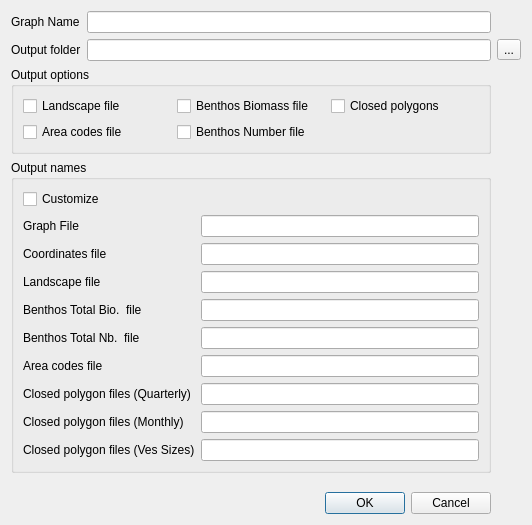
Before: the Qt Designer form qtgui/savegraphdialog.ui in frabas/DISPLACE_GUI, drawn with Qt 5.
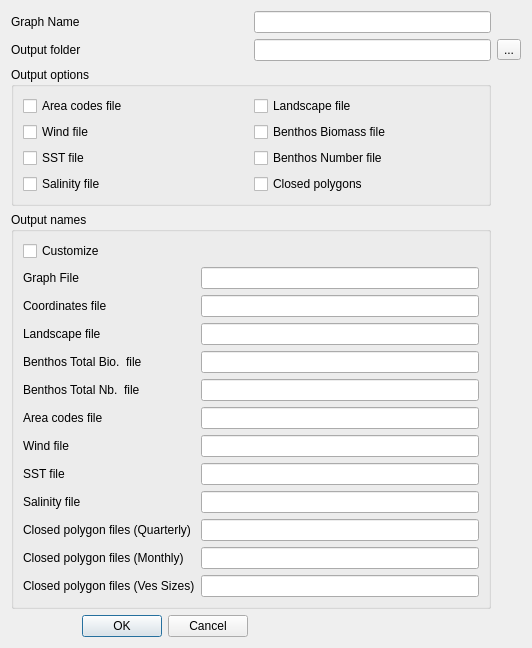
After: the same form once the commit is applied.

Commit message: Adding entry points for input on initial Wind, SST and Salinity on nodes

Patch:
```diff
--- a/qtgui/savegraphdialog.ui
+++ b/qtgui/savegraphdialog.ui
@@ -7,7 +7,7 @@
     <x>0</x>
     <y>0</y>
     <width>532</width>
-    <height>525</height>
+    <height>614</height>
    </rect>
   </property>
   <property name="windowTitle">
@@ -48,40 +48,61 @@
      </property>
      <layout class="QGridLayout" name="gridLayout_2">
       <item row="0" column="0">
-       <widget class="QCheckBox" name="optLandscape">
+       <widget class="QCheckBox" name="optAreaCodes">
         <property name="text">
-         <string>Landscape file</string>
+         <string>Area codes file</string>
         </property>
        </widget>
       </item>
       <item row="0" column="1">
+       <widget class="QCheckBox" name="optLandscape">
+        <property name="text">
+         <string>Landscape file</string>
+        </property>
+       </widget>
+      </item>
+      <item row="1" column="0">
+       <widget class="QCheckBox" name="optWind">
+        <property name="text">
+         <string>Wind file</string>
+        </property>
+       </widget>
+      </item>
+      <item row="1" column="1">
        <widget class="QCheckBox" name="optBenthosBio">
         <property name="text">
          <string>Benthos Biomass file</string>
         </property>
        </widget>
       </item>
-      <item row="0" column="2">
-       <widget class="QCheckBox" name="optClosedPoly">
+      <item row="2" column="0">
+       <widget class="QCheckBox" name="optSST">
         <property name="text">
-         <string>Closed polygons</string>
+         <string>SST file</string>
         </property>
        </widget>
       </item>
-      <item row="1" column="0">
-       <widget class="QCheckBox" name="optAreaCodes">
-        <property name="text">
-         <string>Area codes file</string>
-        </property>
-       </widget>
-      </item>
-      <item row="1" column="1">
+      <item row="2" column="1">
        <widget class="QCheckBox" name="optBenthosNb">
         <property name="text">
          <string>Benthos Number file</string>
         </property>
        </widget>
       </item>
+      <item row="3" column="0">
+       <widget class="QCheckBox" name="optSalinity">
+        <property name="text">
+         <string>Salinity file</string>
+        </property>
+       </widget>
+      </item>
+      <item row="3" column="1">
+       <widget class="QCheckBox" name="optClosedPoly">
+        <property name="text">
+         <string>Closed polygons</string>
+        </property>
+       </widget>
+      </item>
      </layout>
     </widget>
    </item>
@@ -91,10 +112,10 @@
       <string>Output names</string>
      </property>
      <layout class="QGridLayout" name="gridLayout">
-      <item row="6" column="0">
-       <widget class="QLabel" name="label_6">
+      <item row="0" column="0">
+       <widget class="QCheckBox" name="optCustomize">
         <property name="text">
-         <string>Area codes file</string>
+         <string>Customize</string>
         </property>
        </widget>
       </item>
@@ -105,8 +126,18 @@
         </property>
        </widget>
       </item>
-      <item row="4" column="1">
-       <widget class="QLineEdit" name="benthosFileName"/>
+      <item row="1" column="1">
+       <widget class="QLineEdit" name="graphFileName"/>
+      </item>
+      <item row="2" column="0">
+       <widget class="QLabel" name="label_4">
+        <property name="text">
+         <string>Coordinates file</string>
+        </property>
+       </widget>
+      </item>
+      <item row="2" column="1">
+       <widget class="QLineEdit" name="coordFileName"/>
       </item>
       <item row="3" column="0">
        <widget class="QLabel" name="label_5">
@@ -115,22 +146,8 @@
         </property>
        </widget>
       </item>
-      <item row="8" column="1">
-       <widget class="QLineEdit" name="closedPolyFilename_Months"/>
-      </item>
-      <item row="8" column="0">
-       <widget class="QLabel" name="label_8">
-        <property name="text">
-         <string>Closed polygon files (Monthly)</string>
-        </property>
-       </widget>
-      </item>
-      <item row="0" column="0">
-       <widget class="QCheckBox" name="optCustomize">
-        <property name="text">
-         <string>Customize</string>
-        </property>
-       </widget>
+      <item row="3" column="1">
+       <widget class="QLineEdit" name="landscapeFileName"/>
       </item>
       <item row="4" column="0">
        <widget class="QLabel" name="label_10">
@@ -139,18 +156,8 @@
         </property>
        </widget>
       </item>
-      <item row="2" column="0">
-       <widget class="QLabel" name="label_4">
-        <property name="text">
-         <string>Coordinates file</string>
-        </property>
-       </widget>
-      </item>
-      <item row="7" column="1">
-       <widget class="QLineEdit" name="closedPolyFilename"/>
-      </item>
-      <item row="5" column="1">
-       <widget class="QLineEdit" name="benthosNbFileName"/>
+      <item row="4" column="1">
+       <widget class="QLineEdit" name="benthosFileName"/>
       </item>
       <item row="5" column="0">
        <widget class="QLabel" name="label_11">
@@ -159,33 +166,77 @@
         </property>
        </widget>
       </item>
-      <item row="1" column="1">
-       <widget class="QLineEdit" name="graphFileName"/>
+      <item row="5" column="1">
+       <widget class="QLineEdit" name="benthosNbFileName"/>
+      </item>
+      <item row="6" column="0">
+       <widget class="QLabel" name="label_14">
+        <property name="text">
+         <string>Area codes file</string>
+        </property>
+       </widget>
       </item>
       <item row="6" column="1">
        <widget class="QLineEdit" name="areaCodeFileName"/>
       </item>
-      <item row="3" column="1">
-       <widget class="QLineEdit" name="landscapeFileName"/>
-      </item>
-      <item row="2" column="1">
-       <widget class="QLineEdit" name="coordFileName"/>
-      </item>
       <item row="7" column="0">
+       <widget class="QLabel" name="label_13">
+        <property name="text">
+         <string>Wind file</string>
+        </property>
+       </widget>
+      </item>
+      <item row="7" column="1">
+       <widget class="QLineEdit" name="windFileName"/>
+      </item>
+      <item row="8" column="0">
+       <widget class="QLabel" name="label_12">
+        <property name="text">
+         <string>SST file</string>
+        </property>
+       </widget>
+      </item>
+      <item row="8" column="1">
+       <widget class="QLineEdit" name="sstFileName"/>
+      </item>
+      <item row="9" column="0">
+       <widget class="QLabel" name="label_6">
+        <property name="text">
+         <string>Salinity file</string>
+        </property>
+       </widget>
+      </item>
+      <item row="9" column="1">
+       <widget class="QLineEdit" name="salinityFileName"/>
+      </item>
+      <item row="10" column="0">
        <widget class="QLabel" name="label_7">
         <property name="text">
          <string>Closed polygon files (Quarterly)</string>
         </property>
        </widget>
       </item>
-      <item row="9" column="0">
+      <item row="10" column="1">
+       <widget class="QLineEdit" name="closedPolyFilename"/>
+      </item>
+      <item row="11" column="0">
+       <widget class="QLabel" name="label_8">
+        <property name="text">
+         <string>Closed polygon files (Monthly)</string>
+        </property>
+       </widget>
+      </item>
+      <item row="11" column="1">
+       <widget class="QLineEdit" name="closedPolyFilename_Months"/>
+      </item>
+      <item row="12" column="0">
        <widget class="QLabel" name="label_9">
         <property name="text">
          <string>Closed polygon files (Ves Sizes)</string>
         </property>
        </widget>
       </item>
-      <item row="9" column="1">
+      <item row="12" column="1">
        <widget class="QLineEdit" name="closedPolyFilename_VesSize"/>
       </item>
      </layout>
@@ -204,7 +255,7 @@
      </property>
     </spacer>
    </item>
-   <item row="5" column="0" colspan="2">
+   <item row="6" column="0">
     <widget class="QDialogButtonBox" name="buttonBox">
      <property name="orientation">
       <enum>Qt::Horizontal</enum>
```
The commit also changes 18 other files.
